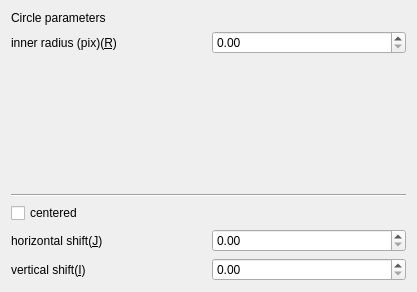
Old version of the form ui/uiWidgetMaskCircle.ui in the repository ManifoldsHu/FourDExplorer.
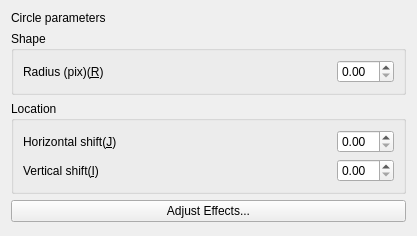
New version of the form.

Diff of the .ui file:
```diff
--- a/ui/uiWidgetMaskCircle.ui
+++ b/ui/uiWidgetMaskCircle.ui
@@ -7,15 +7,13 @@
     <x>0</x>
     <y>0</y>
     <width>417</width>
-    <height>292</height>
+    <height>236</height>
    </rect>
   </property>
   <property name="windowTitle">
    <string>Form</string>
   </property>
-  <layout class="QVBoxLayout" name="verticalLayout_2">
-   <item>
-    <layout class="QVBoxLayout" name="verticalLayout">
+  <layout class="QVBoxLayout" name="verticalLayout_3">
      <item>
       <widget class="QLabel" name="label_circle_parameter">
        <property name="text">
@@ -24,61 +22,75 @@
       </widget>
      </item>
      <item>
+    <widget class="QGroupBox" name="groupBox">
+     <property name="title">
+      <string>Shape</string>
+     </property>
+     <layout class="QVBoxLayout" name="verticalLayout">
+      <item>
       <layout class="QHBoxLayout" name="horizontalLayout_3">
        <item>
         <widget class="QLabel" name="label_circle_radius">
          <property name="text">
-          <string>inner radius (pix)(&amp;R)</string>
+           <string>Radius (pix)(&amp;R)</string>
          </property>
          <property name="buddy">
           <cstring>doubleSpinBox_circle_radius</cstring>
          </property>
         </widget>
        </item>
+        <item>
+         <spacer name="horizontalSpacer">
+          <property name="orientation">
+           <enum>Qt::Horizontal</enum>
+          </property>
+          <property name="sizeHint" stdset="0">
+           <size>
+            <width>40</width>
+            <height>20</height>
+           </size>
+          </property>
+         </spacer>
+        </item>
        <item>
         <widget class="QDoubleSpinBox" name="doubleSpinBox_circle_radius"/>
        </item>
       </layout>
      </item>
-     <item>
-      <spacer name="verticalSpacer">
-       <property name="orientation">
-        <enum>Qt::Vertical</enum>
-       </property>
-       <property name="sizeHint" stdset="0">
-        <size>
-         <width>20</width>
-         <height>40</height>
-        </size>
-       </property>
-      </spacer>
-     </item>
-     <item>
-      <widget class="Line" name="line">
-       <property name="orientation">
-        <enum>Qt::Horizontal</enum>
-       </property>
+     </layout>
       </widget>
      </item>
      <item>
-      <widget class="QCheckBox" name="checkBox_circle_is_center">
-       <property name="text">
-        <string>centered</string>
-       </property>
-      </widget>
-     </item>
+    <widget class="QGroupBox" name="groupBox_2">
+     <property name="title">
+      <string>Location</string>
+     </property>
+     <layout class="QVBoxLayout" name="verticalLayout_2">
      <item>
       <layout class="QHBoxLayout" name="horizontalLayout">
        <item>
         <widget class="QLabel" name="label_circle_center_j">
          <property name="text">
-          <string>horizontal shift(&amp;J)</string>
+           <string>Horizontal shift(&amp;J)</string>
          </property>
          <property name="buddy">
           <cstring>doubleSpinBox_circle_center_j</cstring>
          </property>
         </widget>
        </item>
+        <item>
+         <spacer name="horizontalSpacer_2">
+          <property name="orientation">
+           <enum>Qt::Horizontal</enum>
+          </property>
+          <property name="sizeHint" stdset="0">
+           <size>
+            <width>40</width>
+            <height>20</height>
+           </size>
+          </property>
+         </spacer>
+        </item>
        <item>
         <widget class="QDoubleSpinBox" name="doubleSpinBox_circle_center_j"/>
        </item>
@@ -89,19 +101,53 @@
        <item>
         <widget class="QLabel" name="label_circle_center_i">
          <property name="text">
-          <string>vertical shift(&amp;I)</string>
+           <string>Vertical shift(&amp;I)</string>
          </property>
          <property name="buddy">
           <cstring>doubleSpinBox_circle_center_i</cstring>
          </property>
         </widget>
        </item>
+        <item>
+         <spacer name="horizontalSpacer_3">
+          <property name="orientation">
+           <enum>Qt::Horizontal</enum>
+          </property>
+          <property name="sizeHint" stdset="0">
+           <size>
+            <width>40</width>
+            <height>20</height>
+           </size>
+          </property>
+         </spacer>
+        </item>
        <item>
         <widget class="QDoubleSpinBox" name="doubleSpinBox_circle_center_i"/>
        </item>
       </layout>
      </item>
     </layout>
+    </widget>
+   </item>
+   <item>
+    <widget class="QPushButton" name="pushButton_adjust_effects">
+     <property name="text">
+      <string>Adjust Effects...</string>
+     </property>
+    </widget>
+   </item>
+   <item>
+    <spacer name="verticalSpacer">
+     <property name="orientation">
+      <enum>Qt::Vertical</enum>
+     </property>
+     <property name="sizeHint" stdset="0">
+      <size>
+       <width>20</width>
+       <height>40</height>
+      </size>
+     </property>
+    </spacer>
    </item>
   </layout>
  </widget>
```
Lines whose indentation alone changed are shown as unchanged.
